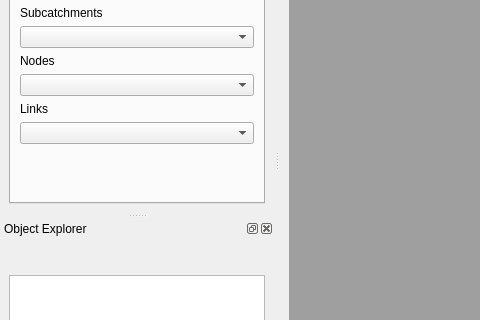
USEPA/SWMM-EPANET_User_Interface, file src/ui/frmMainDesigner.ui: the form before one commit; both pictures show x 0 to 480 and y 163 to 483 of the 832 by 650 pixel window.
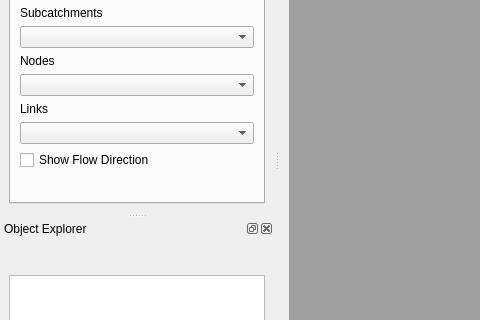
The form after the commit. Icons and pictures are not drawn.

Commit message: Implemented flow direction display control and animation frmMainEPANET: prepare link flow values for direction display frmMain and frmMainDesigner: new checkbox control for flow direction display map_tools: display flow direction when appropriate

The edit to the form file:
```diff
--- a/src/ui/frmMainDesigner.ui
+++ b/src/ui/frmMainDesigner.ui
@@ -456,6 +456,13 @@
          <item>
           <widget class="QComboBox" name="cboMapLinks"/>
          </item>
+         <item>
+          <widget class="QCheckBox" name="chkDisplayFlowDir">
+           <property name="text">
+            <string>Show Flow Direction</string>
+           </property>
+          </widget>
+         </item>
          <item>
           <spacer name="verticalSpacer">
            <property name="orientation">
```
The commit also changes 4 other files.
